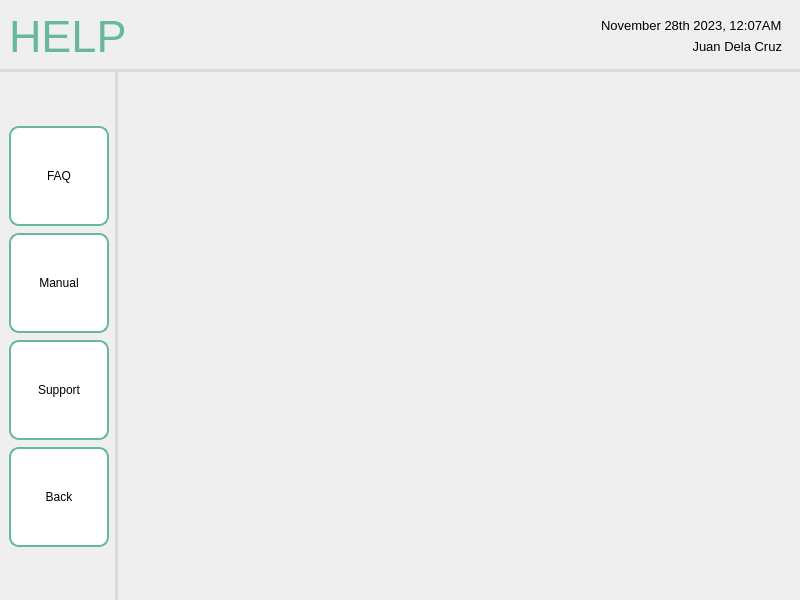
The window that screens/ui/help/help_userManual.ui (sehae/POS-with-Inventory-System) describes before a commit, drawn with Qt 5.
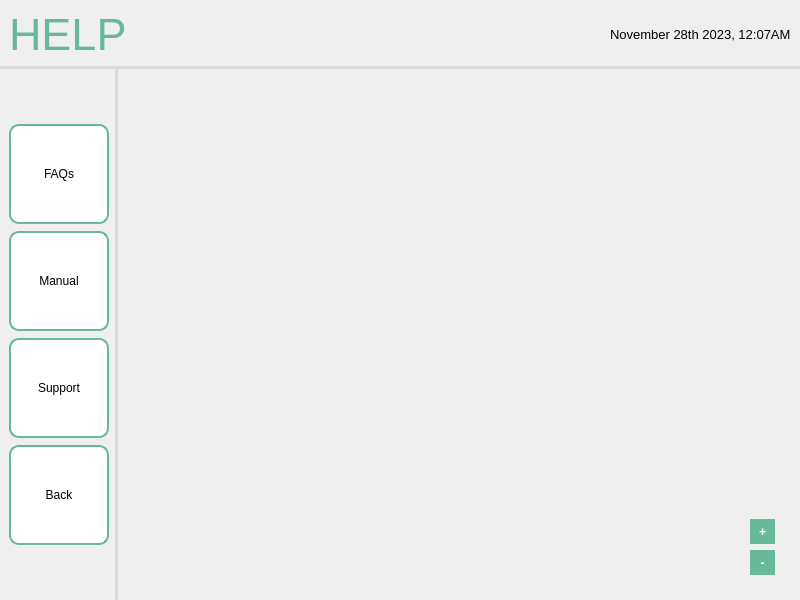
The same window after the commit. Icons and pictures are not drawn.

```diff
--- a/screens/ui/help/help_userManual.ui
+++ b/screens/ui/help/help_userManual.ui
@@ -123,7 +123,7 @@
 </string>
             </property>
             <property name="text">
-             <string>FAQ</string>
+             <string>FAQs</string>
             </property>
            </widget>
           </item>
@@ -328,46 +328,20 @@
            </spacer>
           </item>
           <item>
-           <widget class="QFrame" name="systemLabel">
-            <layout class="QVBoxLayout" name="verticalLayout_12">
-             <item>
-              <widget class="QLabel" name="sysTimeDate">
-               <property name="font">
-                <font>
-                 <pointsize>10</pointsize>
-                </font>
-               </property>
-               <property name="styleSheet">
-                <string notr="true">QLabel {
+           <widget class="QLabel" name="sysTimeDate">
+            <property name="font">
+             <font>
+              <pointsize>10</pointsize>
+             </font>
+            </property>
+            <property name="styleSheet">
+             <string notr="true">QLabel {
     color: black;
 }</string>
-               </property>
-               <property name="text">
-                <string>November 28th 2023, 12:07AM</string>
-               </property>
-              </widget>
-             </item>
-             <item>
-              <widget class="QLabel" name="userName">
-               <property name="font">
-                <font>
-                 <pointsize>10</pointsize>
-                </font>
-               </property>
-               <property name="styleSheet">
-                <string notr="true">QLabel {
-    color: black;
-}</string>
-               </property>
-               <property name="text">
-                <string>Juan Dela Cruz</string>
-               </property>
-               <property name="alignment">
-                <set>Qt::AlignRight|Qt::AlignTrailing|Qt::AlignVCenter</set>
-               </property>
-              </widget>
-             </item>
-            </layout>
+            </property>
+            <property name="text">
+             <string>November 28th 2023, 12:07AM</string>
+            </property>
            </widget>
           </item>
          </layout>
@@ -375,7 +349,7 @@
        </item>
        <item row="1" column="1">
         <widget class="QWidget" name="mainContent" native="true">
-         <layout class="QVBoxLayout" name="verticalLayout">
+         <layout class="QHBoxLayout" name="horizontalLayout_2">
           <property name="leftMargin">
            <number>25</number>
           </property>
@@ -388,6 +362,106 @@
           <property name="bottomMargin">
            <number>25</number>
           </property>
+          <item>
+           <widget class="QWidget" name="pdfViewerPlaceholder" native="true"/>
+          </item>
+          <item>
+           <layout class="QVBoxLayout" name="verticalLayout_2">
+            <item>
+             <spacer name="verticalSpacer">
+              <property name="orientation">
+               <enum>Qt::Vertical</enum>
+              </property>
+              <property name="sizeHint" stdset="0">
+               <size>
+                <width>20</width>
+                <height>40</height>
+               </size>
+              </property>
+             </spacer>
+            </item>
+            <item>
+             <widget class="QPushButton" name="zoomin">
+              <property name="minimumSize">
+               <size>
+                <width>25</width>
+                <height>25</height>
+               </size>
+              </property>
+              <property name="maximumSize">
+               <size>
+                <width>25</width>
+                <height>25</height>
+               </size>
+              </property>
+              <property name="font">
+               <font>
+                <bold>true</bold>
+               </font>
+              </property>
+              <property name="styleSheet">
+               <string notr="true">QPushButton {
+    background-color: #67B99A;
+    color: white;
+    border: 2px solid #67B99A;
+    border-radius: 25px;
+}
+QPushButton:hover {
+    background-color: #5CAE8B;
+    border: 2px solid #5CAE8B;
+}
+QPushButton:pressed {
+    background-color: #4D9C7F;
+	border: 2px solid #4D9C7F;
+}</string>
+              </property>
+              <property name="text">
+               <string>+</string>
+              </property>
+             </widget>
+            </item>
+            <item>
+             <widget class="QPushButton" name="zoomout">
+              <property name="minimumSize">
+               <size>
+                <width>25</width>
+                <height>25</height>
+               </size>
+              </property>
+              <property name="maximumSize">
+               <size>
+                <width>25</width>
+                <height>25</height>
+               </size>
+              </property>
+              <property name="font">
+               <font>
+                <bold>true</bold>
+               </font>
+              </property>
+              <property name="styleSheet">
+               <string notr="true">QPushButton {
+    background-color: #67B99A;
+    color: white;
+    border: 2px solid #67B99A;
+    border-radius: 25px;
+}
+QPushButton:hover {
+    background-color: #5CAE8B;
+    border: 2px solid #5CAE8B;
+}
+QPushButton:pressed {
+    background-color: #4D9C7F;
+	border: 2px solid #4D9C7F;
+}</string>
+              </property>
+              <property name="text">
+               <string>-</string>
+              </property>
+             </widget>
+            </item>
+           </layout>
+          </item>
          </layout>
         </widget>
        </item>
```
Left out of the diff: 4 changed lines with no effect on the pictures.
